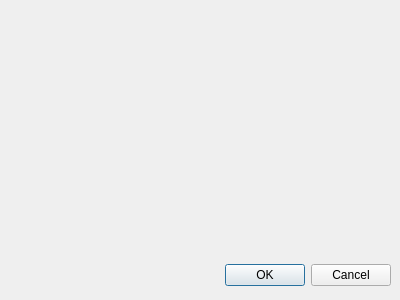
Before: the Qt Designer form preferencesdialog.ui in jfesh95/aletheia, drawn with Qt 5.
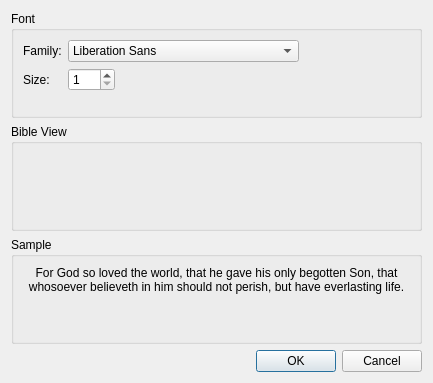
After: the same form once the commit is applied.

Commit message: Added color buttons! changed lots of stuff!

Diff of the .ui file:
```diff
--- a/preferencesdialog.ui
+++ b/preferencesdialog.ui
@@ -6,29 +6,113 @@
    <rect>
     <x>0</x>
     <y>0</y>
-    <width>400</width>
-    <height>300</height>
+    <width>433</width>
+    <height>383</height>
    </rect>
   </property>
   <property name="windowTitle">
    <string>Preferences</string>
   </property>
-  <widget class="QDialogButtonBox" name="buttonBox">
-   <property name="geometry">
-    <rect>
-     <x>10</x>
-     <y>260</y>
-     <width>381</width>
-     <height>31</height>
-    </rect>
-   </property>
-   <property name="orientation">
-    <enum>Qt::Horizontal</enum>
-   </property>
-   <property name="standardButtons">
-    <set>QDialogButtonBox::Cancel|QDialogButtonBox::Ok</set>
-   </property>
-  </widget>
+  <layout class="QVBoxLayout" name="verticalLayout_2">
+   <item>
+    <widget class="QGroupBox" name="groupBox">
+     <property name="title">
+      <string>Font</string>
+     </property>
+     <layout class="QVBoxLayout" name="verticalLayout">
+      <item>
+       <layout class="QFormLayout" name="fontForm">
+        <property name="fieldGrowthPolicy">
+         <enum>QFormLayout::ExpandingFieldsGrow</enum>
+        </property>
+        <property name="formAlignment">
+         <set>Qt::AlignLeading|Qt::AlignLeft|Qt::AlignTop</set>
+        </property>
+        <item row="0" column="0">
+         <widget class="QLabel" name="fontFamilyLabel">
+          <property name="text">
+           <string>Family:</string>
+          </property>
+         </widget>
+        </item>
+        <item row="0" column="1">
+         <widget class="QFontComboBox" name="fontFamilyComboBox">
+          <property name="editable">
+           <bool>false</bool>
+          </property>
+         </widget>
+        </item>
+        <item row="1" column="0">
+         <widget class="QLabel" name="fontSizeLabel">
+          <property name="text">
+           <string>Size:</string>
+          </property>
+         </widget>
+        </item>
+        <item row="1" column="1">
+         <widget class="QSpinBox" name="fontSizeSpinBox">
+          <property name="minimum">
+           <number>1</number>
+          </property>
+          <property name="maximum">
+           <number>100</number>
+          </property>
+         </widget>
+        </item>
+       </layout>
+      </item>
+     </layout>
+    </widget>
+   </item>
+   <item>
+    <widget class="QGroupBox" name="groupBox_2">
+     <property name="title">
+      <string>Bible View</string>
+     </property>
+     <layout class="QVBoxLayout" name="verticalLayout_3">
+      <item>
+       <layout class="QFormLayout" name="bibleViewForm">
+        <property name="fieldGrowthPolicy">
+         <enum>QFormLayout::ExpandingFieldsGrow</enum>
+        </property>
+       </layout>
+      </item>
+     </layout>
+    </widget>
+   </item>
+   <item>
+    <widget class="QGroupBox" name="groupBox_3">
+     <property name="title">
+      <string>Sample</string>
+     </property>
+     <layout class="QHBoxLayout" name="horizontalLayout">
+      <item>
+       <widget class="QLabel" name="sampleText">
+        <property name="text">
+         <string>For God so loved the world, that he gave his only begotten Son, that whosoever believeth in him should not perish, but have everlasting life.</string>
+        </property>
+        <property name="alignment">
+         <set>Qt::AlignHCenter|Qt::AlignTop</set>
+        </property>
+        <property name="wordWrap">
+         <bool>true</bool>
+        </property>
+       </widget>
+      </item>
+     </layout>
+    </widget>
+   </item>
+   <item>
+    <widget class="QDialogButtonBox" name="buttonBox">
+     <property name="orientation">
+      <enum>Qt::Horizontal</enum>
+     </property>
+     <property name="standardButtons">
+      <set>QDialogButtonBox::Cancel|QDialogButtonBox::Ok</set>
+     </property>
+    </widget>
+   </item>
+  </layout>
  </widget>
  <resources/>
  <connections>
```
The commit also changes 16 other files.
